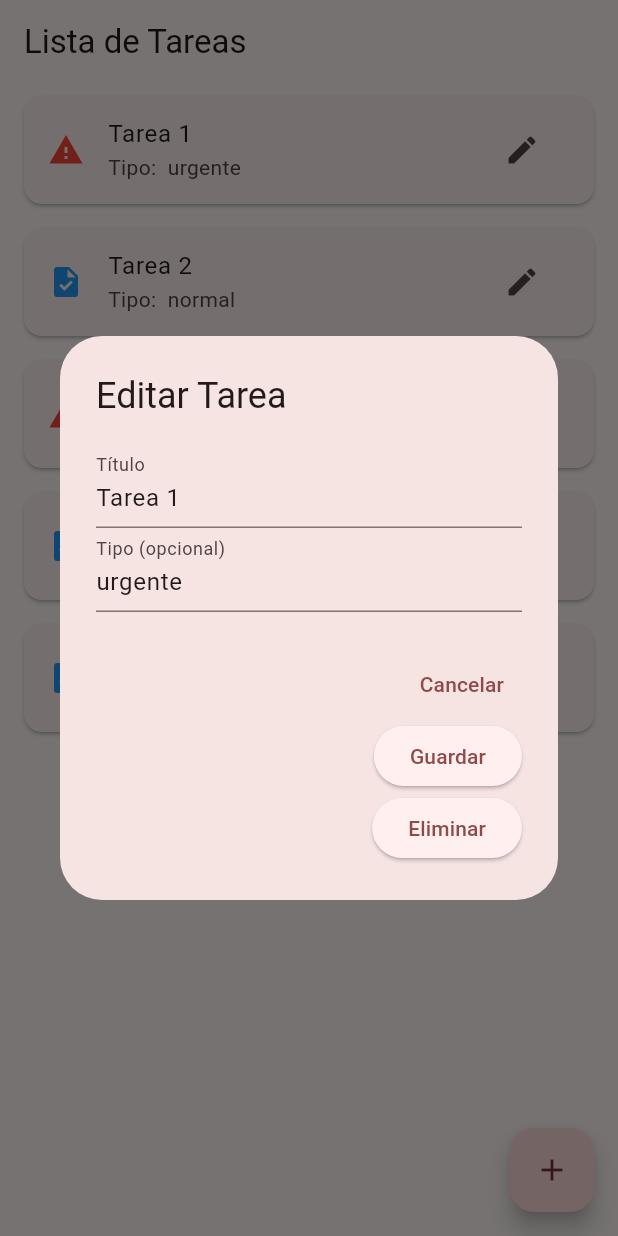
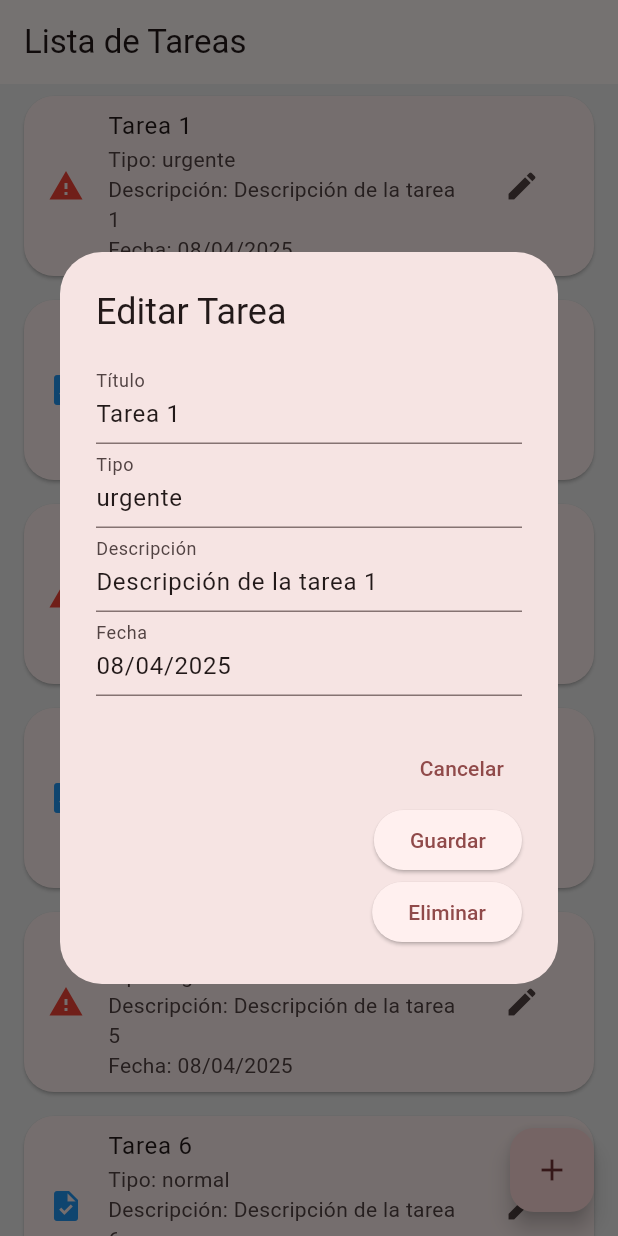
Before and after one commit to arincassia/abaez-flutter001, a Flutter app: the screen it shows after launch, after a tap on the "edit" icon, on a phone screen of 412 x 824 dp. Run offline on Flutter 3.47's test engine with Material 3 defaults, Android fonts, the phone set to English and light mode, and no system bars.

Commit message:
Implementa scroll infinito, crea un helper para los cards, simula persistencia en el repositorio y la acción de eliminar tareas deslizando con Dismissible.

```diff
--- a/lib/api/service/task_service.dart
+++ b/lib/api/service/task_service.dart
@@ -4,8 +4,10 @@ import 'package:abaez/domain/task.dart';
 class TaskService {
   final TaskRepository _repository;
   TaskService(this._repository);
+  final List<Task> _tasks = [];
 
-  List<Task> getAllTasks() {
+  Future<List<Task>> getAllTasks() async {
+    await Future.delayed(Duration(seconds: 0));
     return _repository.getTasks();
   }
 
@@ -13,10 +15,36 @@ class TaskService {
     return _repository.getTasks().where((task) => task.type == 'urgente').toList();
   }
 
-  void addTask(Task task) {
-    // Aquí podrías implementar lógica adicional antes de agregar una tarea,
-    // como validaciones o transformaciones.
-    // Por ahora, asumimos que el repositorio tiene un método para agregar tareas.
-    // _repository.addTask(task); // Si implementas un método addTask en el repositorio.
+  Future<List<Task>> getMoreTasks(int offset) async {
+    await Future.delayed(Duration(seconds: 2));
+    return _repository.getMoreTasks(offset: offset, limit: 5);
+  }
+
+  bool updateTask(int index, {String? title, String? type, String? description, DateTime? date}) {
+    if (index < 0 || index >= _tasks.length) return false;
+    final task = _tasks[index];
+    _tasks[index] = Task(
+      title: title ?? task.title,
+      type: type ?? task.type,
+      description: description ?? task.description,
+      date: date ?? task.date,
+    );
+    return true;
+  }
+
+  bool addTask(Task task) {
+    _tasks.add(task);
+    print("Task added: ${task.title}, type: ${task.type}, description: ${task.description}, date: ${task.date}");
+    return true;
+  }
+
+  bool deleteTask(int index) {
+    if (index < 0 || index >= _tasks.length) return false;
+    _tasks.removeAt(index);
+    return true;
+  }
+
+  void fetchMoreTasks() {
+    _tasks.addAll(_repository.getMoreTasks());
   }
 }
--- /dev/null
+++ b/lib/components/card.dart
@@ -0,0 +1,30 @@
+import 'package:flutter/material.dart';
+
+class BaseCard extends StatelessWidget {
+  final Widget leading;
+  final String title;
+  final Widget subtitle;
+  final Widget trailing;
+
+  const BaseCard({
+    Key? key,
+    required this.leading,
+    required this.title,
+    required this.subtitle,
+    required this.trailing,
+  }) : super(key: key);
+
+  @override
+  Widget build(BuildContext context) {
+    return Card(
+      margin: EdgeInsets.symmetric(horizontal: 16, vertical: 8),
+      shape: RoundedRectangleBorder(borderRadius: BorderRadius.circular(20)),
+      child: ListTile(
+        leading: leading,
+        title: Text(title),
+        subtitle: subtitle,
+        trailing: trailing,
+      ),
+    );
+  }
+}
--- a/lib/constans.dart
+++ b/lib/constans.dart
@@ -1,5 +1,15 @@
 class AppConstants {
   static const String TITLE_APPBAR = 'Lista de Tareas';
-  static const String EMPTY_LIST = 'No hay tareas';
-  static const String TASK_TYPE_LABEL = 'Tipo: ';
+  static const String EMPTY_LIST = 'No hay tareas disponibles';
+  static const String ADD_TASK_TITLE = 'Agregar Tarea';
+  static const String EDIT_TASK_TITLE = 'Editar Tarea';
+  static const String TITLE_LABEL = 'Título';
+  static const String TYPE_LABEL = 'Tipo';
+  static const String DESCRIPTION_LABEL = 'Descripción';
+  static const String DATE_LABEL = 'Fecha';
+  static const String SELECT_DATE_BUTTON = 'Seleccionar Fecha';
+  static const String CANCEL_BUTTON = 'Cancelar';
+  static const String SAVE_BUTTON = 'Guardar';
+  static const String DELETE_BUTTON = 'Eliminar';
+  static const String EMPTY_FIELDS_ERROR = 'Por favor, completa todos los campos obligatorios.';
 }
--- a/lib/data/task_repository.dart
+++ b/lib/data/task_repository.dart
@@ -1,12 +1,29 @@
 import 'package:abaez/domain/task.dart';
 class TaskRepository {
+
+
   List<Task> getTasks() {
     return [
-      Task(title: 'Tarea 1', type:'urgente'),
-      Task(title: 'Tarea 2'),
-      Task(title: 'Tarea 3', type:'urgente'),
-      Task(title: 'Tarea 4'),
-      Task(title: 'Tarea 5'),
+      Task(title: 'Tarea 1', type: 'urgente', description: 'Descripción de la tarea 1', date: DateTime.now()),
+      Task(title: 'Tarea 2', type: 'normal', description: 'Descripción de la tarea 2', date: DateTime.now()),
+      Task(title: 'Tarea 3', type: 'urgente', description: 'Descripción de la tarea 3', date: DateTime.now()),
+      Task(title: 'Tarea 4', type: 'normal', description: 'Descripción de la tarea 4', date: DateTime.now()),
+      Task(title: 'Tarea 5', type: 'urgente', description: 'Descripción de la tarea 5', date: DateTime.now()),
+
     ];
   }
+
+   List<Task> getMoreTasks({int offset = 0, int limit = 5}) {
+  // Simula la obtención de más tareas
+  return List.generate(limit, (index) {
+    final taskNumber = offset + index + 1;
+    return Task(
+      title: 'Tarea $taskNumber',
+      type: taskNumber % 2 == 0 ? 'normal' : 'urgente',
+      description: 'Descripción de la tarea $taskNumber',
+      date: DateTime.now().add(Duration(days: taskNumber)),
+    );
+  });
 }
+
+}
--- a/lib/domain/task.dart
+++ b/lib/domain/task.dart
@@ -1,6 +1,13 @@
 class Task {
   final String title;
   final String type;
+  final String description;
+  final DateTime date;
 
-  Task({required this.title, this.type = 'normal'});
+  Task({
+    required this.title,
+    required this.type,
+    required this.description,
+    required this.date,
+  });
 }
--- /dev/null
+++ b/lib/helpers/tasks_card_helper.dart
@@ -0,0 +1,29 @@
+import 'package:flutter/material.dart';
+import 'package:abaez/domain/task.dart';
+import 'package:abaez/components/card.dart';
+
+class TaskCardHelper {
+  static Widget buildTaskCard(BuildContext context, Task task, int index, Function(BuildContext, int) onEdit) {
+    return BaseCard(
+      leading: Icon(
+  task.type.toLowerCase() == 'urgente' ? Icons.warning : Icons.task,
+  color: task.type.toLowerCase() == 'urgente' ? Colors.red : Colors.blue,
+),
+      title: task.title,
+      subtitle: Column(
+        crossAxisAlignment: CrossAxisAlignment.start,
+        children: [
+          Text('Tipo: ${task.type}'),
+          Text('Descripción: ${task.description}'),
+          Text(
+            'Fecha: ${task.date != "null" ? '${task.date.day.toString().padLeft(2, '0')}/${task.date.month.toString().padLeft(2, '0')}/${task.date.year}' : 'Sin fecha'}',
+          ),
+        ],
+      ),
+      trailing: IconButton(
+        icon: Icon(Icons.edit),
+        onPressed: () => onEdit(context, index),
+      ),
+    );
+  }
+}
--- a/lib/presentation/task_screen.dart
+++ b/lib/presentation/task_screen.dart
@@ -1,53 +1,115 @@
-
+import 'package:abaez/helpers/tasks_card_helper.dart';
 import 'package:flutter/material.dart';
 import 'package:abaez/constans.dart';
 import 'package:abaez/api/service/task_service.dart';
 import 'package:abaez/data/task_repository.dart';
 import 'package:abaez/domain/task.dart';
 
+
 class TaskScreen extends StatefulWidget {
   @override
   _TaskScreenState createState() => _TaskScreenState();
 }
+
 class _TaskScreenState extends State<TaskScreen> {
-  late TaskService _taskService; // Declaración de _taskService
+  late TaskService _taskService;
   late List<Task> _tasks;
+  final ScrollController _scrollController = ScrollController();
+  bool _isLoading = false;
 
   @override
   void initState() {
     super.initState();
-    _taskService = TaskService(TaskRepository()); // Inicialización de _taskService
-    _tasks = _taskService.getAllTasks();
+    _taskService = TaskService(TaskRepository()); // Inicializa el servicio
+    _tasks = [];
+    _loadTasks();
+
+    // Configurar el listener para el scroll infinito
+    _scrollController.addListener(() {
+      if (_scrollController.position.pixels >= _scrollController.position.maxScrollExtent && !_isLoading) {
+        _loadMoreTasks();
+      }
+    });
   }
 
+  Future<void> _loadTasks() async {
+    setState(() {
+      _isLoading = true;
+    });
+
+    try {
+
+      final initialTasks = await _taskService.getAllTasks();
+      final moreTasks = await _taskService.getMoreTasks(5);
+      setState(() {
+        _tasks = [...initialTasks, ...moreTasks];
+
+      });
+    } finally {
+      setState(() {
+        _isLoading = false;
+      });
+    }
+  }
+
+  Future<void> _loadMoreTasks() async {
+    if (_isLoading) return;
+
+    setState(() {
+      _isLoading = true;
+    });
+
+    try {
+      final newTasks = await _taskService.getMoreTasks(_tasks.length);
+
+      setState(() {
+        _tasks.addAll(newTasks);
+      });
+    } finally {
+      setState(() {
+        _isLoading = false;
+      });
+    }
+  }
 
   @override
   Widget build(BuildContext context) {
   return Scaffold(
     appBar: AppBar(title: Text(AppConstants.TITLE_APPBAR)),
-      body: _tasks.isEmpty
+    body: Container(
+      color: Colors.grey[200],
+      child: _tasks.isEmpty
           ? Center(child: Text(AppConstants.EMPTY_LIST))
           : ListView.builder(
-              itemCount: _tasks.length,
+              controller: _scrollController,
+              itemCount: _tasks.length + (_isLoading ? 1 : 0),
               itemBuilder: (context, index) {
-             return Card(
-              margin: EdgeInsets.symmetric(horizontal: 16, vertical: 8),
-              child: ListTile(
-              leading: Icon(
-              _tasks[index].type == 'urgente' ? Icons.warning : Icons.task,
-              color: _tasks[index].type == 'urgente' ? Colors.red : Colors.blue,
+       if (index == _tasks.length) {
+        return Center(child: CircularProgressIndicator());
+       }
+       final task = _tasks[index];
+       return Dismissible(
+         key: Key(task.title),
+         background: Container(
+         color: Colors.red,
+         alignment: Alignment.centerLeft,
+         padding: EdgeInsets.only(left: 20.0),
+         child: Icon(Icons.delete, color: Colors.white),
         ),
-              title: Text(_tasks[index].title),
-              subtitle: Text('${AppConstants.TASK_TYPE_LABEL} ${_tasks[index].type}'),
-              trailing: IconButton(
-              icon: Icon(Icons.edit),
-              onPressed: () => _showTaskOptionsModal(context, index),
-              ),
-             ),
+        direction: DismissDirection.startToEnd,
+        onDismissed: (direction) {
+        setState(() {
+        _tasks.removeAt(index);
+        });
+        ScaffoldMessenger.of(context).showSnackBar(
+        SnackBar(content: Text('${task.title} eliminada')),
+      );
+    },
+        child: TaskCardHelper.buildTaskCard(context, task, index, _showTaskOptionsModal),
    );
   },
 ),
-
+    ),
     floatingActionButton: FloatingActionButton(
       onPressed: () => _showTaskModal(context),
       child: Icon(Icons.add),
@@ -58,23 +120,43 @@ class _TaskScreenState extends State<TaskScreen> {
   void _showTaskModal(BuildContext context) {
   final TextEditingController titleController = TextEditingController();
   final TextEditingController typeController = TextEditingController();
+  final TextEditingController descriptionController = TextEditingController();
+  DateTime? selectedDate;
 
   showDialog(
     context: context,
     builder: (BuildContext context) {
       return AlertDialog(
-          title: Text('Agregar Tarea'),
+        title: Text(AppConstants.ADD_TASK_TITLE),
         content: SingleChildScrollView(
           child: Column(
             mainAxisSize: MainAxisSize.min,
             children: [
               TextField(
                 controller: titleController,
-                  decoration: InputDecoration(labelText: 'Título'),
+                decoration: InputDecoration(labelText: AppConstants.TITLE_LABEL),
               ),
               TextField(
                 controller: typeController,
-                  decoration: InputDecoration(labelText: 'Tipo (opcional)'),
+                decoration: InputDecoration(labelText: AppConstants.TYPE_LABEL),
+              ),
+              TextField(
+                controller: descriptionController,
+                decoration: InputDecoration(labelText: AppConstants.DESCRIPTION_LABEL),
+              ),
+              TextButton(
+                onPressed: () async {
+                  final pickedDate = await showDatePicker(
+                    context: context,
+                    initialDate: DateTime.now(),
+                    firstDate: DateTime(2000),
+                    lastDate: DateTime(2100),
+                  );
+                  if (pickedDate != null) {
+                    selectedDate = pickedDate;
+                  }
+                },
+                child: Text(AppConstants.SELECT_DATE_BUTTON),
               ),
             ],
           ),
@@ -82,27 +164,126 @@ class _TaskScreenState extends State<TaskScreen> {
         actions: [
           TextButton(
             onPressed: () => Navigator.of(context).pop(),
-              child: Text('Cancelar'),
+            child: Text(AppConstants.CANCEL_BUTTON),
           ),
           ElevatedButton(
             onPressed: () {
-                if (titleController.text.isNotEmpty) {
+              if (titleController.text.isNotEmpty && selectedDate != null) {
                 setState(() {
                   _tasks.add(Task(
                     title: titleController.text,
-                     type: typeController.text.isNotEmpty
-    ? typeController.text
-    : '',
+                    type: typeController.text.isNotEmpty ? typeController.text : '',
+                    description: descriptionController.text,
+                    date: selectedDate!,
                   ));
                 });
                 Navigator.of(context).pop();
               } else {
                 ScaffoldMessenger.of(context).showSnackBar(
-                    SnackBar(content: Text('Por favor, completa el título')),
+                  SnackBar(content: Text(AppConstants.EMPTY_FIELDS_ERROR)),
                 );
               }
             },
-              child: Text('Guardar'),
+            child: Text(AppConstants.SAVE_BUTTON),
+          ),
+        ],
+      );
+    },
+  );
+}
+void _showTaskOptionsModal(BuildContext context, int index) {
+  final task = _tasks[index];
+  final TextEditingController titleController = TextEditingController(text: task.title);
+  final TextEditingController typeController = TextEditingController(text: task.type);
+  final TextEditingController descriptionController = TextEditingController(text: task.description);
+  final TextEditingController dateController = TextEditingController(
+    text: task.date != "null"
+        ? '${task.date.day.toString().padLeft(2, '0')}/${task.date.month.toString().padLeft(2, '0')}/${task.date.year}'
+        : '',
+  );
+  DateTime? selectedDate = task.date;
+
+  showDialog(
+    context: context,
+    builder: (BuildContext context) {
+      return AlertDialog(
+        title: Text(AppConstants.EDIT_TASK_TITLE),
+        content: SingleChildScrollView(
+          child: Column(
+            mainAxisSize: MainAxisSize.min,
+            children: [
+              TextField(
+                controller: titleController,
+                decoration: InputDecoration(labelText: AppConstants.TITLE_LABEL),
+              ),
+              TextField(
+                controller: typeController,
+                decoration: InputDecoration(labelText: AppConstants.TYPE_LABEL),
+              ),
+              TextField(
+                controller: descriptionController,
+                decoration: InputDecoration(labelText: AppConstants.DESCRIPTION_LABEL),
+              ),
+              TextFormField(
+                controller: dateController,
+                readOnly: true,
+                decoration: InputDecoration(
+                  labelText: AppConstants.DATE_LABEL,
+                  hintText: 'Seleccionar fecha',
+                ),
+                onTap: () async {
+                  final pickedDate = await showDatePicker(
+                    context: context,
+                    initialDate: selectedDate ?? DateTime.now(),
+                    firstDate: DateTime(2000),
+                    lastDate: DateTime(2100),
+                  );
+                  if (pickedDate != null) {
+                    selectedDate = pickedDate;
+                    dateController.text =
+                        '${pickedDate.day.toString().padLeft(2, '0')}/${pickedDate.month.toString().padLeft(2, '0')}/${pickedDate.year}';
+                  }
+                },
+              ),
+            ],
+          ),
+        ),
+        actions: [
+          TextButton(
+            onPressed: () => Navigator.of(context).pop(),
+            child: Text(AppConstants.CANCEL_BUTTON),
+          ),
+          ElevatedButton(
+            onPressed: () {
+              if (titleController.text.isNotEmpty &&
+                  typeController.text.isNotEmpty &&
+                  descriptionController.text.isNotEmpty &&
+                  selectedDate != null) {
+                setState(() {
+                  _tasks[index] = Task(
+                    title: titleController.text,
+                    type: typeController.text,
+                    description: descriptionController.text,
+                    date: selectedDate!,
+                  );
+                });
+                Navigator.of(context).pop();
+              } else {
+                ScaffoldMessenger.of(context).showSnackBar(
+                  SnackBar(content: Text(AppConstants.EMPTY_FIELDS_ERROR)),
+                );
+              }
+            },
+            child: Text(AppConstants.SAVE_BUTTON),
+          ),
+          ElevatedButton(
+            onPressed: () {
+              setState(() {
+                _tasks.removeAt(index);
+              });
+              Navigator.of(context).pop();
+            },
+            child: Text(AppConstants.DELETE_BUTTON),
           ),
         ],
       );
@@ -110,64 +291,4 @@ class _TaskScreenState extends State<TaskScreen> {
   );
 }
 
-  void _showTaskOptionsModal(BuildContext context, int index) {
-    final task = _tasks[index];
-    final TextEditingController titleController =
-        TextEditingController(text: task.title);
-    final TextEditingController typeController =
-        TextEditingController(text: task.type);
-
-    showDialog(
-      context: context,
-      builder: (BuildContext context) {
-        return AlertDialog(
-          title: Text('Editar Tarea'),
-          content: SingleChildScrollView(
-            child: Column(
-              mainAxisSize: MainAxisSize.min,
-              children: [
-                TextField(
-                  controller: titleController,
-                  decoration: InputDecoration(labelText: 'Título'),
-                ),
-                TextField(
-                  controller: typeController,
-                  decoration: InputDecoration(labelText: 'Tipo (opcional)'),
-                ),
-              ],
-            ),
-          ),
-          actions: [
-            TextButton(
-              onPressed: () => Navigator.of(context).pop(),
-              child: Text('Cancelar'),
-            ),
-            ElevatedButton(
-              onPressed: () {
-                setState(() {
-                  _tasks[index] = Task(
-                    title: titleController.text,
-                   type: typeController.text.isNotEmpty
-    ? typeController.text
-    : '',
-                  );
-                });
-                Navigator.of(context).pop();
-              },
-              child: Text('Guardar'),
-            ),
-            ElevatedButton(
-              onPressed: () {
-                setState(() {
-                  _tasks.removeAt(index); // Elimina la tarea de la lista
-                });
-                Navigator.of(context).pop(); // Cierra el diálogo
-              },
-              child: Text('Eliminar'),
-            ),
-          ],
-        );
-      },
-    );
 }
-}
```
Also changed, not shown: lib/views/welcom_srceen.dart (+4 -5 lines). Lines whose indentation alone changed are shown as unchanged.
